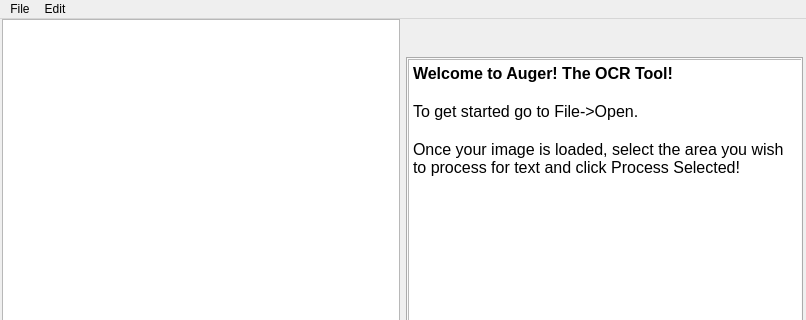
Qt form auger/forms/ui/mainwindow.ui (m-flak/auger) before a commit; both pictures show x 0 to 806 and y 0 to 320 of the 806 by 606 pixel window.
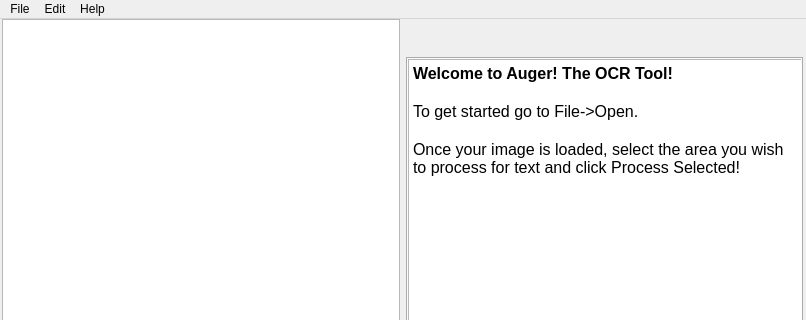
The same form after that commit. Custom widgets are drawn as their Qt base class.

Diff of the .ui file:
```diff
--- a/auger/forms/ui/mainwindow.ui
+++ b/auger/forms/ui/mainwindow.ui
@@ -371,8 +371,15 @@
     </property>
     <addaction name="actionSettings"/>
    </widget>
+   <widget class="QMenu" name="menuHelp">
+    <property name="title">
+     <string>Help</string>
+    </property>
+    <addaction name="actionAbout_Auger"/>
+   </widget>
    <addaction name="menuFile"/>
    <addaction name="menuEdit"/>
+   <addaction name="menuHelp"/>
   </widget>
   <widget class="QStatusBar" name="statusbar"/>
   <action name="actionOpen">
```
Left out of the diff: 5 changed lines with no effect on the pictures.
